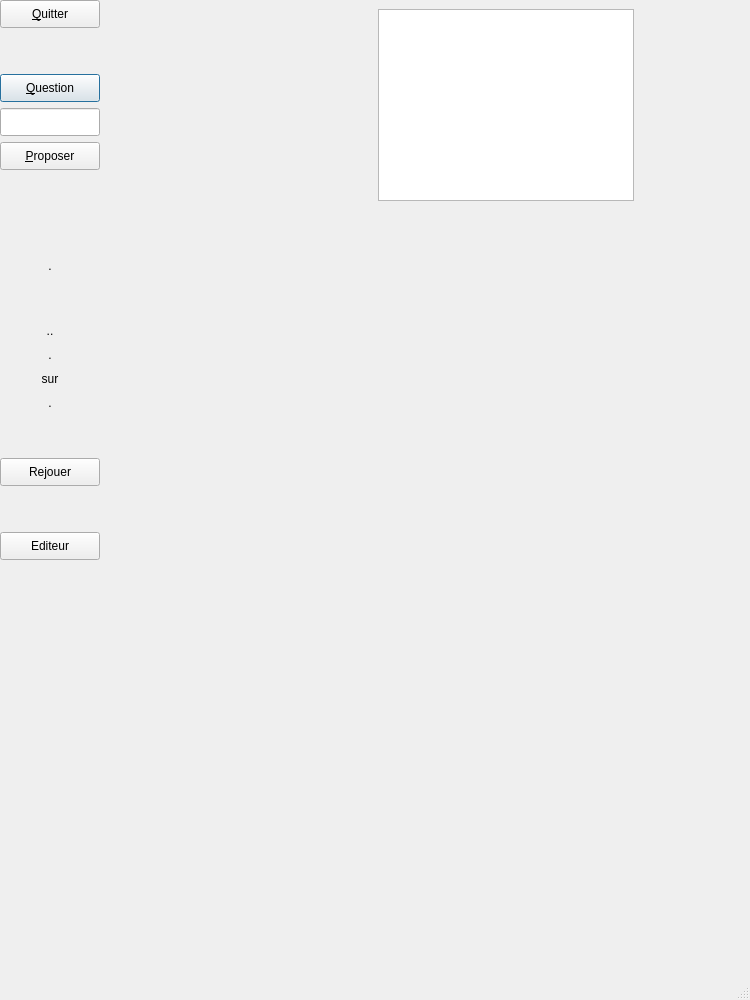
Old version of the form exercice.ui in the repository Txikilinux/leterrier-calculment.
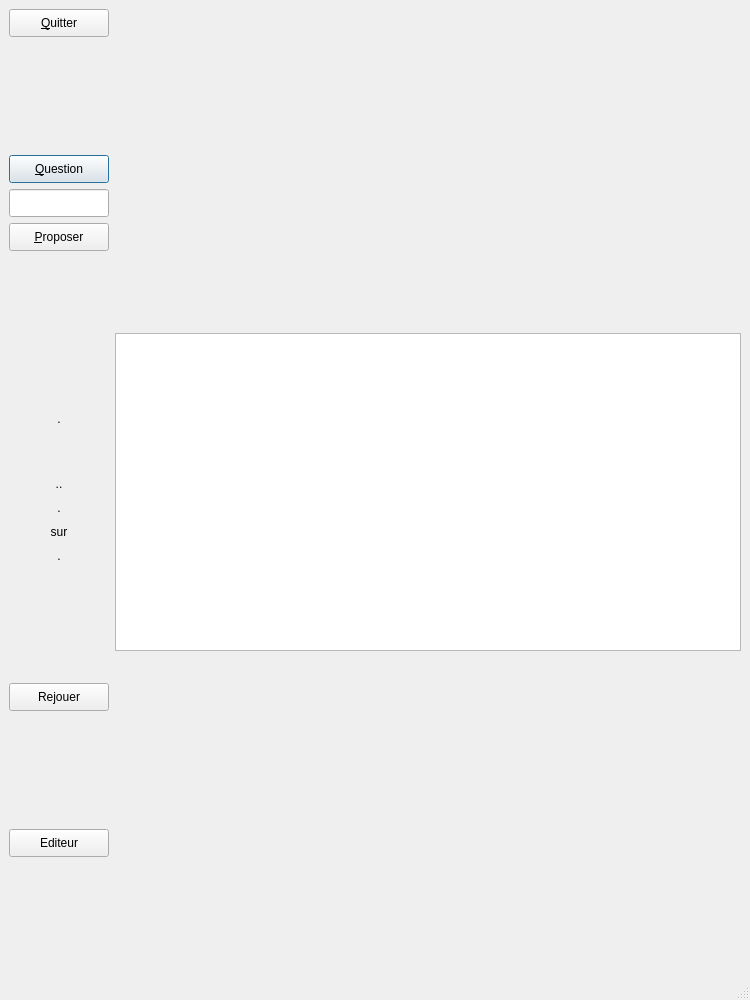
New version of the form.

Commit message: ajout verticalSpacer au dessus et au dessous du graphicview

```diff
--- a/exercice.ui
+++ b/exercice.ui
@@ -29,26 +29,8 @@
      <height>1200</height>
     </size>
    </property>
-   <widget class="QGraphicsView" name="vue">
-    <property name="enabled">
-     <bool>true</bool>
-    </property>
-    <property name="geometry">
-     <rect>
-      <x>378</x>
-      <y>9</y>
-      <width>256</width>
-      <height>192</height>
-     </rect>
-    </property>
-    <property name="verticalScrollBarPolicy">
-     <enum>Qt::ScrollBarAlwaysOff</enum>
-    </property>
-    <property name="horizontalScrollBarPolicy">
-     <enum>Qt::ScrollBarAlwaysOff</enum>
-    </property>
-   </widget>
-   <widget class="QWidget" name="">
+   <layout class="QGridLayout" name="gridLayout">
+    <item row="0" column="0" rowspan="3">
     <layout class="QVBoxLayout" name="verticalLayout_3">
      <property name="sizeConstraint">
       <enum>QLayout::SetFixedSize</enum>
@@ -357,7 +339,47 @@
       </spacer>
      </item>
     </layout>
-   </widget>
+    </item>
+    <item row="0" column="1">
+     <spacer name="verticalSpacer_6">
+      <property name="orientation">
+       <enum>Qt::Vertical</enum>
+      </property>
+      <property name="sizeHint" stdset="0">
+       <size>
+        <width>20</width>
+        <height>304</height>
+       </size>
+      </property>
+     </spacer>
+    </item>
+    <item row="1" column="1">
+     <widget class="QGraphicsView" name="vue">
+      <property name="enabled">
+       <bool>true</bool>
+      </property>
+      <property name="verticalScrollBarPolicy">
+       <enum>Qt::ScrollBarAlwaysOff</enum>
+      </property>
+      <property name="horizontalScrollBarPolicy">
+       <enum>Qt::ScrollBarAlwaysOff</enum>
+      </property>
+     </widget>
+    </item>
+    <item row="2" column="1">
+     <spacer name="verticalSpacer_7">
+      <property name="orientation">
+       <enum>Qt::Vertical</enum>
+      </property>
+      <property name="sizeHint" stdset="0">
+       <size>
+        <width>20</width>
+        <height>304</height>
+       </size>
+      </property>
+     </spacer>
+    </item>
+   </layout>
   </widget>
   <widget class="QMenuBar" name="menubar">
    <property name="geometry">
```
Lines whose indentation alone changed are shown as unchanged.
